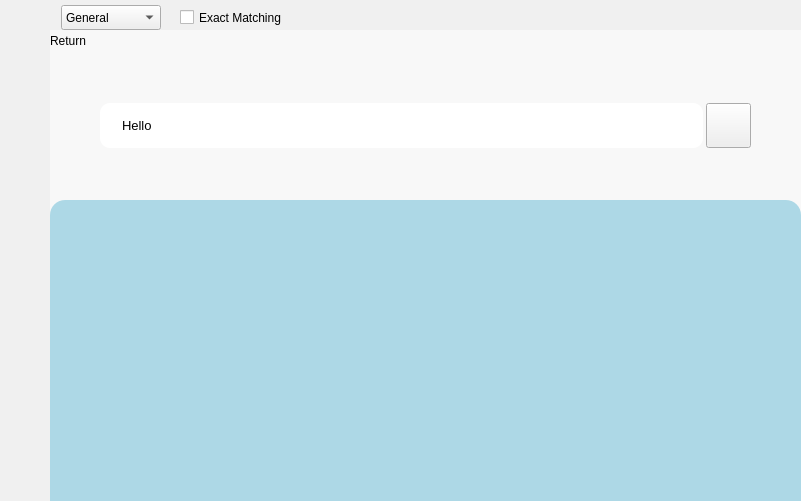
SingSongZepe/sszpSenbon, file mainwindow.ui: the form before one commit.
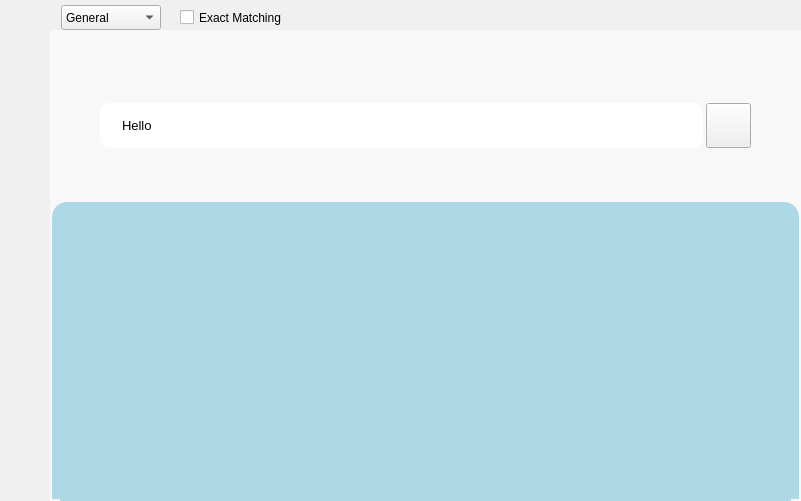
The form after the commit. Icons and pictures are not drawn.

Commit message: search single book

Patch:
```diff
--- a/mainwindow.ui
+++ b/mainwindow.ui
@@ -424,6 +424,7 @@
 	background-color: #ADD8E6;
     border-top-left-radius: 15px; 
     border-top-right-radius: 15px; 
+	margin: 2px;
 }</string>
      </property>
      <widget class="QScrollArea" name="sa_books">
@@ -436,16 +437,19 @@
        </rect>
       </property>
       <property name="styleSheet">
-       <string notr="true">#sa_books {
-	background-color: #ADD8E6;
-    border-top-left-radius: 15px; 
-    border-top-right-radius: 15px; 
-}</string>
+       <string notr="true">background-color: #ADD8E6;
+</string>
+      </property>
+      <property name="frameShape">
+       <enum>QFrame::Box</enum>
+      </property>
+      <property name="lineWidth">
+       <number>0</number>
       </property>
       <property name="widgetResizable">
        <bool>true</bool>
       </property>
-      <widget class="QWidget" name="scwc_books">
+      <widget class="QWidget" name="sawc_books">
        <property name="geometry">
         <rect>
          <x>0</x>
@@ -474,20 +478,35 @@
       <height>471</height>
      </rect>
     </property>
-    <widget class="QLabel" name="lb_return_to_search">
+    <widget class="QScrollArea" name="sa_singlebookview">
      <property name="geometry">
       <rect>
        <x>0</x>
        <y>0</y>
-       <width>71</width>
-       <height>21</height>
+       <width>751</width>
+       <height>471</height>
       </rect>
      </property>
-     <property name="text">
-      <string>Return</string>
+     <property name="widgetResizable">
+      <bool>true</bool>
      </property>
+     <widget class="QWidget" name="sawc_singlebookview">
+      <property name="geometry">
+       <rect>
+        <x>0</x>
+        <y>0</y>
+        <width>749</width>
+        <height>469</height>
+       </rect>
+      </property>
+     </widget>
     </widget>
    </widget>
+   <zorder>wgt_main_singlebookview</zorder>
+   <zorder>wgt_head</zorder>
+   <zorder>wgt_navi_search</zorder>
+   <zorder>wgt_bar</zorder>
+   <zorder>wgt_main_search</zorder>
   </widget>
  </widget>
  <resources>
```
The commit also changes 26 other files.
